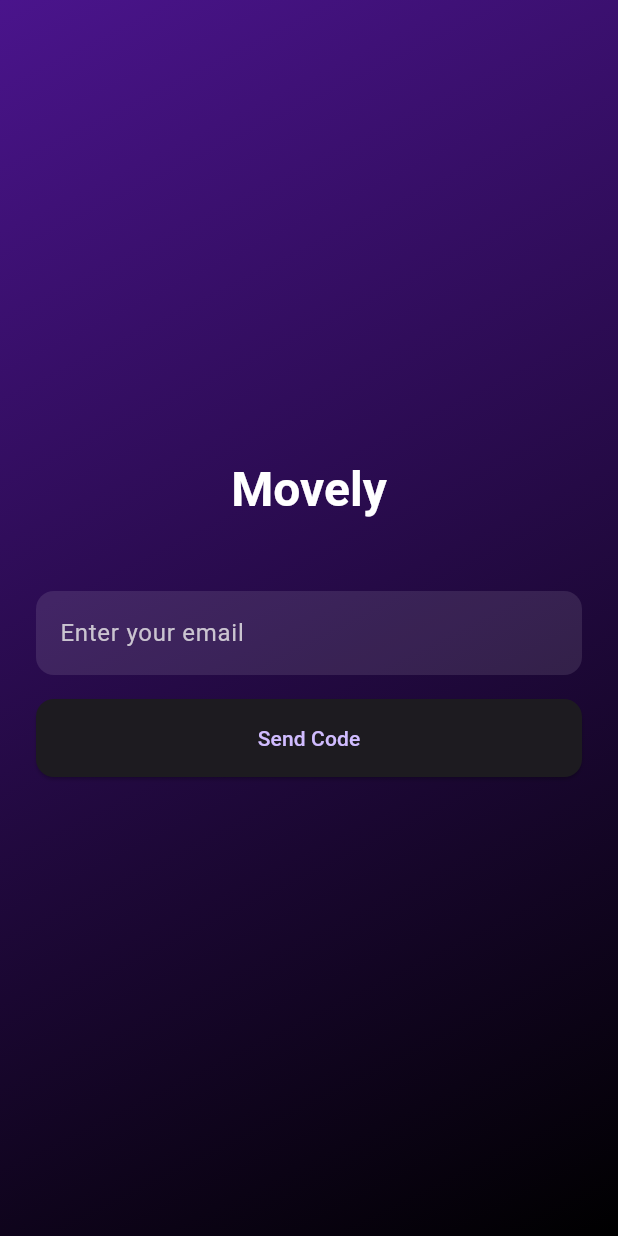
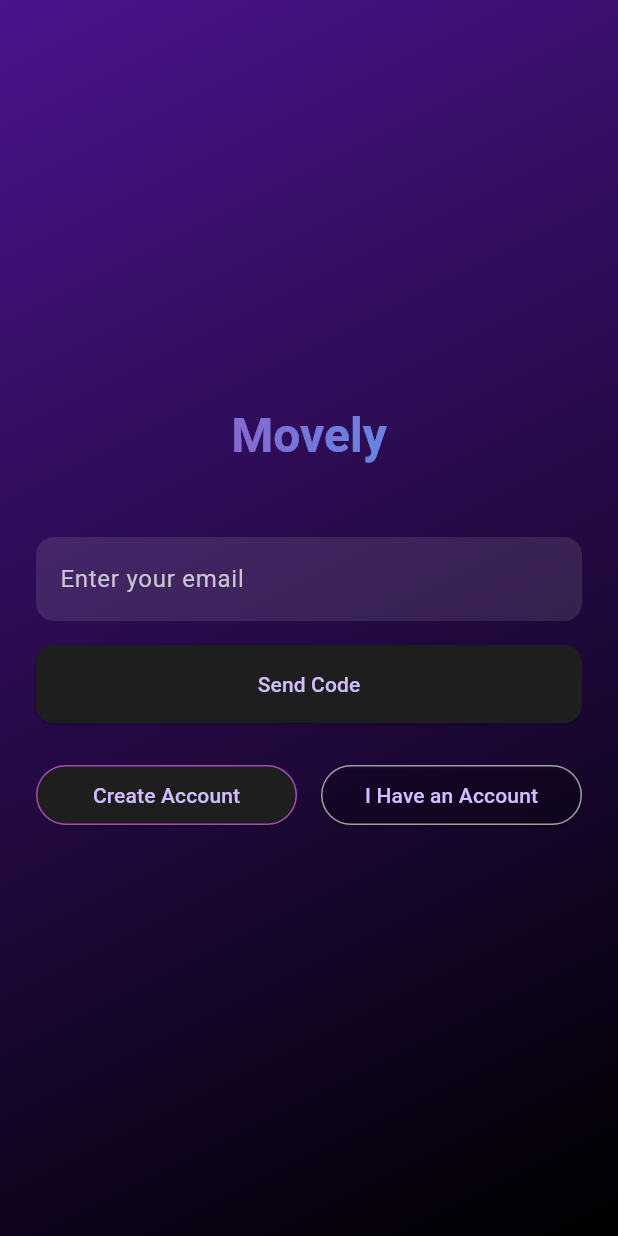
Before and after one commit to Cikle/Movely, a Flutter app: the screen it shows after launch, on a phone screen of 412 x 824 dp. Run offline on Flutter 3.47's test engine with Material 3 defaults, Android fonts, the phone set to English and light mode, and no system bars; our stand-ins replace supabase_flutter; accounts and stored records are empty.

Commit message:
feat: Add account type buttons and gradient text to auth screen

```diff
--- a/movely/lib/screens/auth_screen.dart
+++ b/movely/lib/screens/auth_screen.dart
@@ -16,15 +16,16 @@ class AuthScreen extends StatefulWidget {
 class _AuthScreenState extends State<AuthScreen> {
   final _emailController = TextEditingController();
   bool _isLoading = false;
+  bool _isNewAccount = true;
+  final _otpController = TextEditingController();
+  bool _showOtpField = false;
 
   @override
   void dispose() {
     _emailController.dispose();
+    _otpController.dispose();
     super.dispose();
   }
-
-  final _otpController = TextEditingController();
-  bool _showOtpField = false;
 
   Future<void> _signIn() async {
     if (_showOtpField) {
@@ -100,13 +101,20 @@ class _AuthScreenState extends State<AuthScreen> {
               mainAxisAlignment: MainAxisAlignment.center,
               crossAxisAlignment: CrossAxisAlignment.stretch,
               children: [
-                Text(
-                  'Movely',
-                  style: Theme.of(context).textTheme.headlineLarge?.copyWith(
-                    color: Colors.white,
-                    fontWeight: FontWeight.bold,
+                ShaderMask(
+                  shaderCallback: (bounds) => LinearGradient(
+                    colors: [Colors.purple.shade400, Colors.blue.shade400],
+                    begin: Alignment.topLeft,
+                    end: Alignment.bottomRight,
+                  ).createShader(bounds),
+                  child: Text(
+                    'Movely',
+                    style: Theme.of(context).textTheme.headlineLarge?.copyWith(
+                      color: Colors.white,
+                      fontWeight: FontWeight.bold,
+                    ),
+                    textAlign: TextAlign.center,
                   ),
-                  textAlign: TextAlign.center,
                 ),
                 const SizedBox(height: 48),
                 TextField(
@@ -151,8 +159,49 @@ class _AuthScreenState extends State<AuthScreen> {
                     shape: RoundedRectangleBorder(
                       borderRadius: BorderRadius.circular(12),
                     ),
+                    backgroundColor: const Color(0xFF1E1E1E),
                   ),
                 ),
+                const SizedBox(height: 24),
+                if (!_showOtpField) ...[
+                  Row(
+                    children: [
+                      Expanded(
+                        child: ElevatedButton(
+                          onPressed: () {
+                            setState(() {
+                              _isNewAccount = true;
+                            });
+                          },
+                          style: ElevatedButton.styleFrom(
+                            backgroundColor: _isNewAccount ? const Color(0xFF1E1E1E) : Colors.transparent,
+                            side: BorderSide(
+                              color: _isNewAccount ? Colors.purple.shade400 : Colors.grey,
+                            ),
+                          ),
+                          child: const Text('Create Account'),
+                        ),
+                      ),
+                      const SizedBox(width: 16),
+                      Expanded(
+                        child: ElevatedButton(
+                          onPressed: () {
+                            setState(() {
+                              _isNewAccount = false;
+                            });
+                          },
+                          style: ElevatedButton.styleFrom(
+                            backgroundColor: !_isNewAccount ? const Color(0xFF1E1E1E) : Colors.transparent,
+                            side: BorderSide(
+                              color: !_isNewAccount ? Colors.purple.shade400 : Colors.grey,
+                            ),
+                          ),
+                          child: const Text('I Have an Account'),
+                        ),
+                      ),
+                    ],
+                  ),
+                ],
                 if (_showOtpField) ...[
                   const SizedBox(height: 8),
                   TextButton(
--- a/movely/lib/theme.dart
+++ b/movely/lib/theme.dart
@@ -2,7 +2,7 @@ import 'package:flutter/material.dart';
 
 final movelyTheme = ThemeData.dark().copyWith(
   primaryColor: Colors.purple,
-  scaffoldBackgroundColor: Colors.black,
+  scaffoldBackgroundColor: const Color(0xFF1E1E1E),
   appBarTheme: const AppBarTheme(
     backgroundColor: Colors.black,
     elevation: 0,
```
